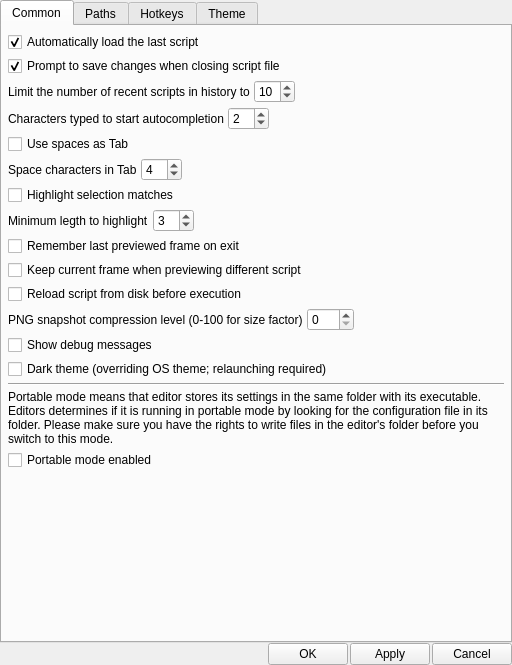
Above: vsedit/src/settings/settings_dialog.ui from YomikoR/VapourSynth-Editor before the change. Below: the same form after it.
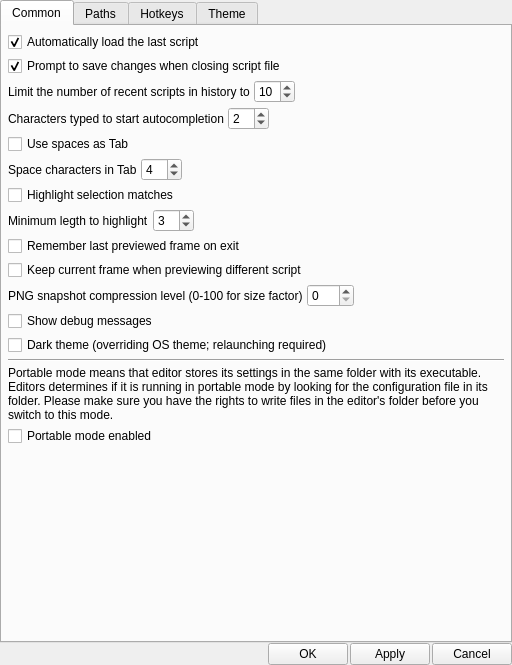
That is the form after the change.

Commit message: Remove option that reloads script text before script evaluation

Patch:
```diff
--- a/vsedit/src/settings/settings_dialog.ui
+++ b/vsedit/src/settings/settings_dialog.ui
@@ -244,13 +244,6 @@
          </property>
         </widget>
        </item>
-       <item>
-        <widget class="QCheckBox" name="reloadBeforeExecutionCheckBox">
-         <property name="text">
-          <string>Reload script from disk before execution</string>
-         </property>
-        </widget>
-       </item>
        <item>
         <layout class="QHBoxLayout" name="horizontalLayout_3">
          <item>
```
The commit also changes 4 other files.
